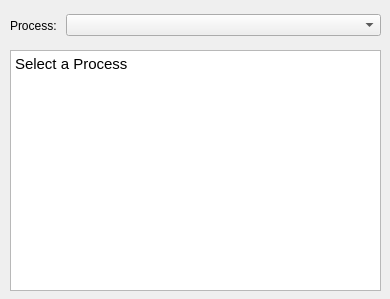
Above: src/ui/processwindow.ui from GinOwO/Aurum before the change. Below: the same form after it.
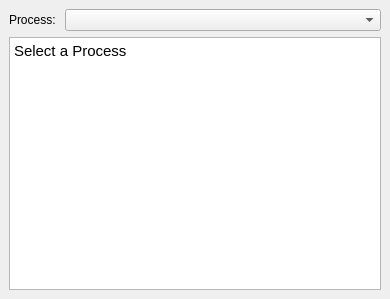
That is the form after the change.

```diff
--- a/src/ui/processwindow.ui
+++ b/src/ui/processwindow.ui
@@ -20,41 +20,8 @@
    <string>Process View</string>
   </property>
   <widget class="QWidget" name="centralwidget">
-   <widget class="QTextBrowser" name="textBrowser">
-    <property name="geometry">
-     <rect>
-      <x>10</x>
-      <y>50</y>
-      <width>371</width>
-      <height>241</height>
-     </rect>
-    </property>
-    <property name="sizePolicy">
-     <sizepolicy hsizetype="Fixed" vsizetype="Fixed">
-      <horstretch>0</horstretch>
-      <verstretch>0</verstretch>
-     </sizepolicy>
-    </property>
-    <property name="html">
-     <string>&lt;!DOCTYPE HTML PUBLIC &quot;-//W3C//DTD HTML 4.0//EN&quot; &quot;http://www.w3.org/TR/REC-html40/strict.dtd&quot;&gt;
-&lt;html&gt;&lt;head&gt;&lt;meta name=&quot;qrichtext&quot; content=&quot;1&quot; /&gt;&lt;meta charset=&quot;utf-8&quot; /&gt;&lt;style type=&quot;text/css&quot;&gt;
-p, li { white-space: pre-wrap; }
-hr { height: 1px; border-width: 0; }
-li.unchecked::marker { content: &quot;\2610&quot;; }
-li.checked::marker { content: &quot;\2612&quot;; }
-&lt;/style&gt;&lt;/head&gt;&lt;body style=&quot; font-family:'Cantarell'; font-size:11pt; font-weight:400; font-style:normal;&quot;&gt;
-&lt;p style=&quot; margin-top:0px; margin-bottom:0px; margin-left:0px; margin-right:0px; -qt-block-indent:0; text-indent:0px;&quot;&gt;Select a Process&lt;/p&gt;&lt;/body&gt;&lt;/html&gt;</string>
-    </property>
-   </widget>
-   <widget class="QWidget" name="">
-    <property name="geometry">
-     <rect>
-      <x>10</x>
-      <y>10</y>
-      <width>371</width>
-      <height>31</height>
-     </rect>
-    </property>
+   <layout class="QVBoxLayout" name="verticalLayout">
+    <item>
     <layout class="QHBoxLayout" name="horizontalLayout">
      <item>
       <widget class="QLabel" name="label">
@@ -80,7 +47,28 @@
       </widget>
      </item>
     </layout>
-   </widget>
+    </item>
+    <item>
+     <widget class="QTextBrowser" name="textBrowser">
+      <property name="sizePolicy">
+       <sizepolicy hsizetype="MinimumExpanding" vsizetype="MinimumExpanding">
+        <horstretch>0</horstretch>
+        <verstretch>0</verstretch>
+       </sizepolicy>
+      </property>
+      <property name="html">
+       <string>&lt;!DOCTYPE HTML PUBLIC &quot;-//W3C//DTD HTML 4.0//EN&quot; &quot;http://www.w3.org/TR/REC-html40/strict.dtd&quot;&gt;
+&lt;html&gt;&lt;head&gt;&lt;meta name=&quot;qrichtext&quot; content=&quot;1&quot; /&gt;&lt;meta charset=&quot;utf-8&quot; /&gt;&lt;style type=&quot;text/css&quot;&gt;
+p, li { white-space: pre-wrap; }
+hr { height: 1px; border-width: 0; }
+li.unchecked::marker { content: &quot;\2610&quot;; }
+li.checked::marker { content: &quot;\2612&quot;; }
+&lt;/style&gt;&lt;/head&gt;&lt;body style=&quot; font-family:'Cantarell'; font-size:11pt; font-weight:400; font-style:normal;&quot;&gt;
+&lt;p style=&quot; margin-top:0px; margin-bottom:0px; margin-left:0px; margin-right:0px; -qt-block-indent:0; text-indent:0px;&quot;&gt;Select a Process&lt;/p&gt;&lt;/body&gt;&lt;/html&gt;</string>
+      </property>
+     </widget>
+    </item>
+   </layout>
   </widget>
  </widget>
  <resources/>
```
Lines whose indentation alone changed are shown as unchanged.
